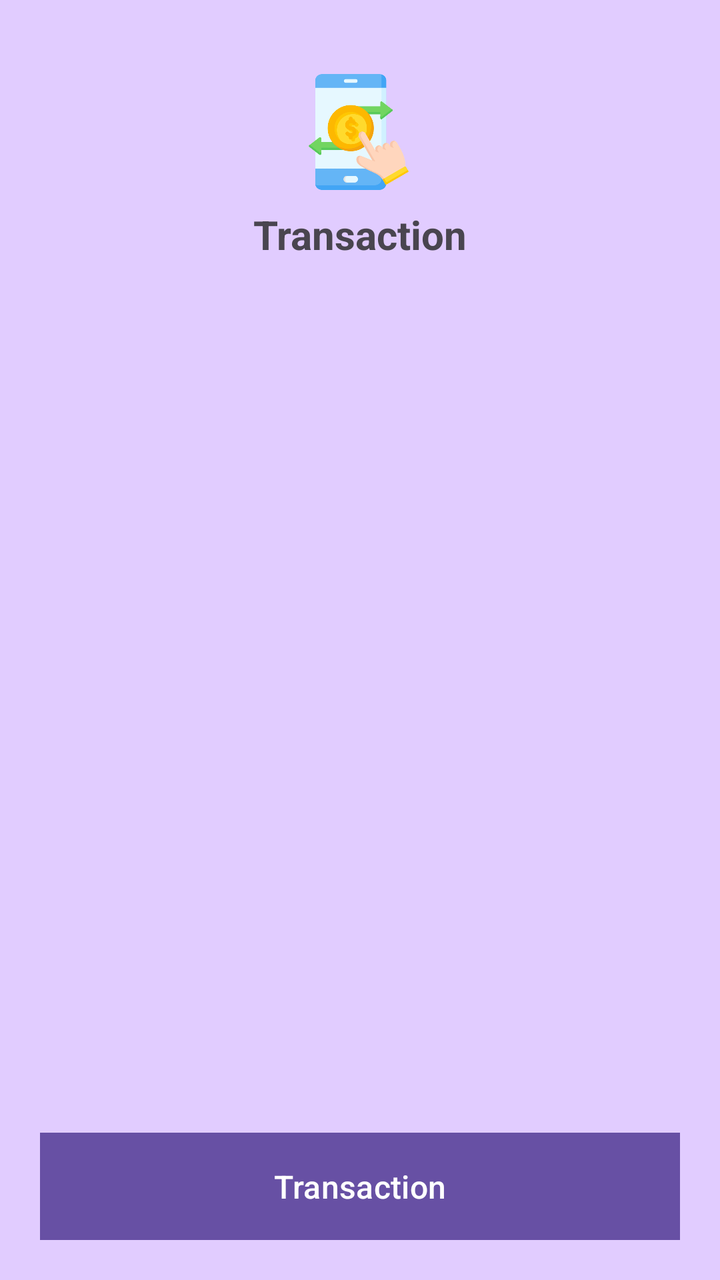
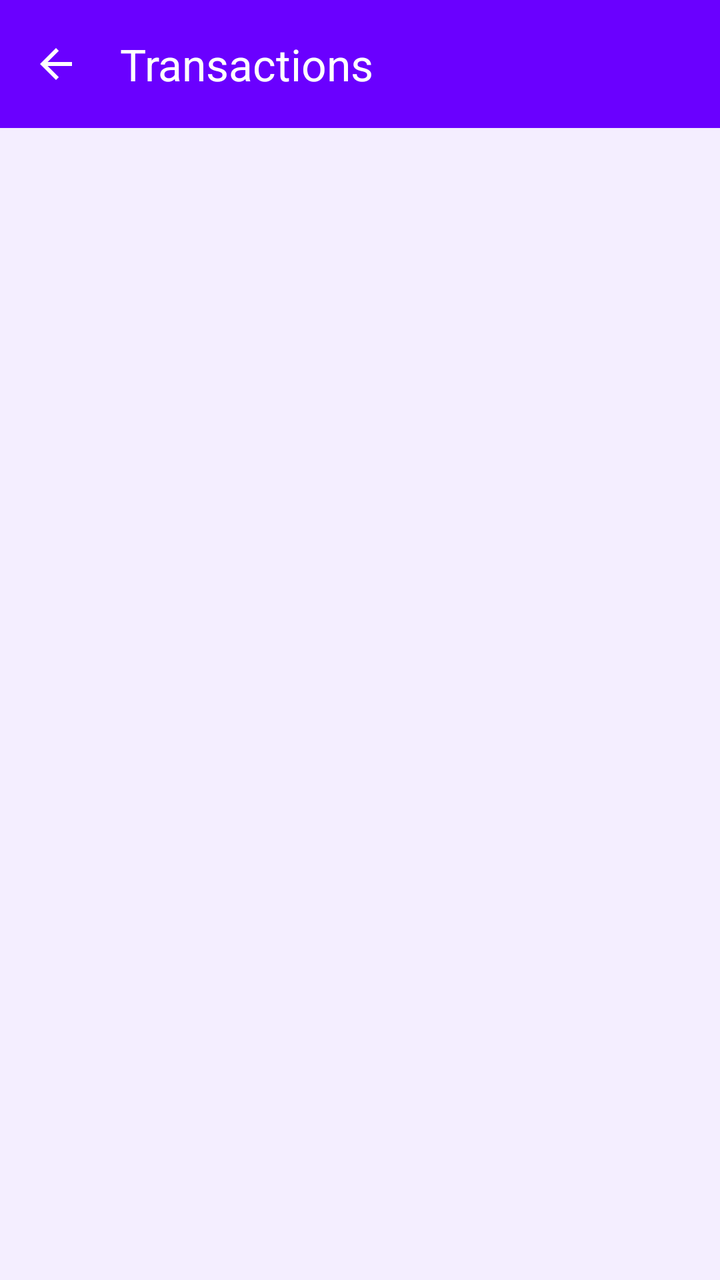

Two renders of the same Android screen: before a commit and after it. Below are the layout's source before the change and the commit's diff.
<!-- AndroidManifest.xml: application theme Theme.MyApplication -->
<!-- res/layout/activity_transactions.xml -->
<?xml version="1.0" encoding="utf-8"?>
<androidx.constraintlayout.widget.ConstraintLayout xmlns:android="http://schemas.android.com/apk/res/android"
    xmlns:app="http://schemas.android.com/apk/res-auto"
    xmlns:tools="http://schemas.android.com/tools"
    android:id="@+id/main"
    android:layout_width="match_parent"
    android:layout_height="match_parent"
    tools:context=".Transactions"
    android:background="@color/lite_bg">

    <ImageView
        android:id="@+id/img1"
        android:layout_width="60dp"
        android:layout_height="60dp"
        android:src="@drawable/transfer"
        app:layout_constraintBottom_toBottomOf="parent"
        app:layout_constraintEnd_toEndOf="parent"
        app:layout_constraintHorizontal_bias="0.498"
        app:layout_constraintStart_toStartOf="parent"
        app:layout_constraintTop_toTopOf="parent"
        app:layout_constraintVertical_bias="0.062" />

    <TextView
        android:id="@+id/textView"
        android:layout_width="match_parent"
        android:layout_height="wrap_content"
        android:text="Transaction"
        android:textAlignment="center"
        android:textSize="20dp"
        android:textStyle="bold"
        app:layout_constraintBottom_toBottomOf="parent"
        app:layout_constraintTop_toTopOf="parent"
        app:layout_constraintVertical_bias="0.169" />

    <androidx.recyclerview.widget.RecyclerView
        android:id="@+id/tran"
        android:layout_width="match_parent"
        android:layout_height="wrap_content"
        app:layout_constraintBottom_toBottomOf="parent"
        app:layout_constraintEnd_toEndOf="parent"
        app:layout_constraintHorizontal_bias="0.0"
        app:layout_constraintStart_toStartOf="parent"
        app:layout_constraintTop_toTopOf="parent"
        app:layout_constraintVertical_bias="0.432"
        tools:ignore="MissingConstraints" />

    <Button
        android:id="@+id/button"
        android:layout_width="0dp"
        android:layout_height="wrap_content"
        android:layout_margin="20dp"
        android:background="#1595DA"
        android:padding="12dp"
        android:text="Transaction"
        android:textSize="16sp"
        app:layout_constraintBottom_toBottomOf="parent"
        app:layout_constraintEnd_toEndOf="parent"
        app:layout_constraintStart_toStartOf="parent"
        app:layout_constraintVertical_bias="0.818" />
</androidx.constraintlayout.widget.ConstraintLayout>
<!-- resources referenced by this layout -->
<resources>
  <color name="lite_bg">#E1CCFF</color>
  <!-- drawable transfer: png bitmap (drawable, 30011 bytes) -->
  <style name="Theme.MyApplication" parent="Base.Theme.MyApplication" />
  <style name="Base.Theme.MyApplication" parent="Theme.Material3.DayNight.NoActionBar">
          
          
      </style>
</resources>

<!-- the commit's change to res/layout/activity_transactions.xml (unified diff, before → after) -->
@@ -1,60 +1,66 @@
 <?xml version="1.0" encoding="utf-8"?>
-<androidx.constraintlayout.widget.ConstraintLayout xmlns:android="http://schemas.android.com/apk/res/android"
+<LinearLayout xmlns:android="http://schemas.android.com/apk/res/android"
     xmlns:app="http://schemas.android.com/apk/res-auto"
-    xmlns:tools="http://schemas.android.com/tools"
     android:id="@+id/main"
     android:layout_width="match_parent"
     android:layout_height="match_parent"
-    tools:context=".Transactions"
-    android:background="@color/lite_bg">
+    android:background="@color/screen_bg"
+    android:orientation="vertical">
 
-    <ImageView
-        android:id="@+id/img1"
-        android:layout_width="60dp"
-        android:layout_height="60dp"
-        android:src="@drawable/transfer"
-        app:layout_constraintBottom_toBottomOf="parent"
-        app:layout_constraintEnd_toEndOf="parent"
-        app:layout_constraintHorizontal_bias="0.498"
-        app:layout_constraintStart_toStartOf="parent"
-        app:layout_constraintTop_toTopOf="parent"
-        app:layout_constraintVertical_bias="0.062" />
+    <com.google.android.material.appbar.MaterialToolbar
+        android:id="@+id/toolbar"
+        style="@style/Widget.App.Toolbar"
+        android:layout_width="match_parent"
+        android:layout_height="?attr/actionBarSize"
+        app:navigationIcon="@drawable/ic_arrow_back"
+        app:title="@string/transactions" />
 
-    <TextView
-        android:id="@+id/textView"
+    <FrameLayout
         android:layout_width="match_parent"
-        android:layout_height="wrap_content"
-        android:text="Transaction"
-        android:textAlignment="center"
-        android:textSize="20dp"
-        android:textStyle="bold"
-        app:layout_constraintBottom_toBottomOf="parent"
-        app:layout_constraintTop_toTopOf="parent"
-        app:layout_constraintVertical_bias="0.169" />
+        android:layout_height="match_parent">
 
-    <androidx.recyclerview.widget.RecyclerView
-        android:id="@+id/tran"
-        android:layout_width="match_parent"
-        android:layout_height="wrap_content"
-        app:layout_constraintBottom_toBottomOf="parent"
-        app:layout_constraintEnd_toEndOf="parent"
-        app:layout_constraintHorizontal_bias="0.0"
-        app:layout_constraintStart_toStartOf="parent"
-        app:layout_constraintTop_toTopOf="parent"
-        app:layout_constraintVertical_bias="0.432"
-        tools:ignore="MissingConstraints" />
+        <androidx.recyclerview.widget.RecyclerView
+            android:id="@+id/tran"
+            android:layout_width="match_parent"
+            android:layout_height="match_parent"
+            android:clipToPadding="false"
+            android:paddingTop="8dp"
+            android:paddingBottom="16dp" />
 
-    <Button
-        android:id="@+id/button"
-        android:layout_width="0dp"
-        android:layout_height="wrap_content"
-        android:layout_margin="20dp"
-        android:background="#1595DA"
-        android:padding="12dp"
-        android:text="Transaction"
-        android:textSize="16sp"
-        app:layout_constraintBottom_toBottomOf="parent"
-        app:layout_constraintEnd_toEndOf="parent"
-        app:layout_constraintStart_toStartOf="parent"
-        app:layout_constraintVertical_bias="0.818" />
-</androidx.constraintlayout.widget.ConstraintLayout>
+        <LinearLayout
+            android:id="@+id/emptyView"
+            android:layout_width="match_parent"
+            android:layout_height="match_parent"
+            android:gravity="center"
+            android:orientation="vertical"
+            android:padding="32dp"
+            android:visibility="gone">
+
+            <ImageView
+                android:layout_width="72dp"
+                android:layout_height="72dp"
+                android:alpha="0.5"
+                android:contentDescription="@string/no_transactions"
+                android:src="@drawable/transfer" />
+
+            <TextView
+                android:layout_width="wrap_content"
+                android:layout_height="wrap_content"
+                android:layout_marginTop="16dp"
+                android:text="@string/no_transactions"
+                android:textColor="@color/text_primary"
+                android:textSize="18sp"
+                android:textStyle="bold" />
+
+            <TextView
+                android:layout_width="wrap_content"
+                android:layout_height="wrap_content"
+                android:layout_marginTop="6dp"
+                android:gravity="center"
+                android:text="@string/no_transactions_hint"
+                android:textColor="@color/text_secondary"
+                android:textSize="14sp" />
+        </LinearLayout>
+    </FrameLayout>
+
+</LinearLayout>
<!-- resource entries referenced after the edit -->
@@ -1,11 +1,41 @@
 <!-- resources referenced by this layout -->
 <resources>
+  <color name="screen_bg">#F4EEFF</color>
+  <color name="text_primary">#1B1035</color>
+  <color name="text_secondary">#6B6580</color>
+  <!-- drawable ic_arrow_back (drawable) -->
+  <vector xmlns:android="http://schemas.android.com/apk/res/android"
+      android:width="24dp"
+      android:height="24dp"
+      android:viewportWidth="24"
+      android:viewportHeight="24"
+      android:tint="@color/white">
+      <path
+          android:fillColor="@android:color/white"
+          android:pathData="M20,11H7.83l5.59,-5.59L12,4l-8,8 8,8 1.41,-1.41L7.83,13H20v-2z" />
+  </vector>
   <color name="lite_bg">#E1CCFF</color>
+  <color name="primary_dark">#2F0070</color>
   <!-- drawable transfer: png bitmap (drawable, 30011 bytes) -->
+  <string name="no_transactions">No transactions yet</string>
+  <string name="no_transactions_hint">Your cash-ins, transfers and payments will appear here.</string>
+  <string name="transactions">Transactions</string>
+  <style name="Widget.App.Toolbar" parent="Widget.Material3.Toolbar">
+          <item name="android:background">@color/primary</item>
+          <item name="titleTextColor">@color/white</item>
+          <item name="navigationIconTint">@color/white</item>
+      </style>
   <style name="Theme.MyApplication" parent="Base.Theme.MyApplication" />
+  <color name="white">#FFFFFFFF</color>
+  <color name="primary">#6A00FF</color>
   <style name="Base.Theme.MyApplication" parent="Theme.Material3.DayNight.NoActionBar">
-          
-          
+          <item name="colorPrimary">@color/primary</item>
+          <item name="colorOnPrimary">@color/text_on_primary</item>
+          <item name="colorPrimaryContainer">@color/lite_bg</item>
+          <item name="colorOnPrimaryContainer">@color/primary_dark</item>
+          <item name="android:statusBarColor">@color/primary_dark</item>
+          <item name="android:windowBackground">@color/screen_bg</item>
       </style>
+  <color name="text_on_primary">#FFFFFFFF</color>
 </resources>
 
